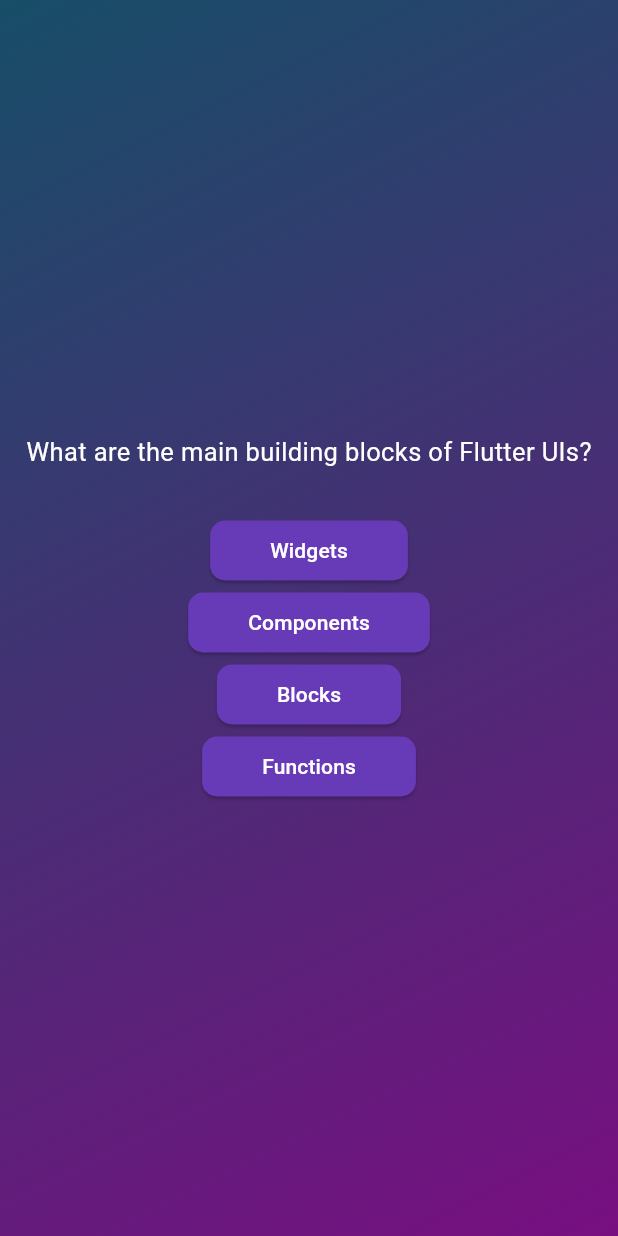
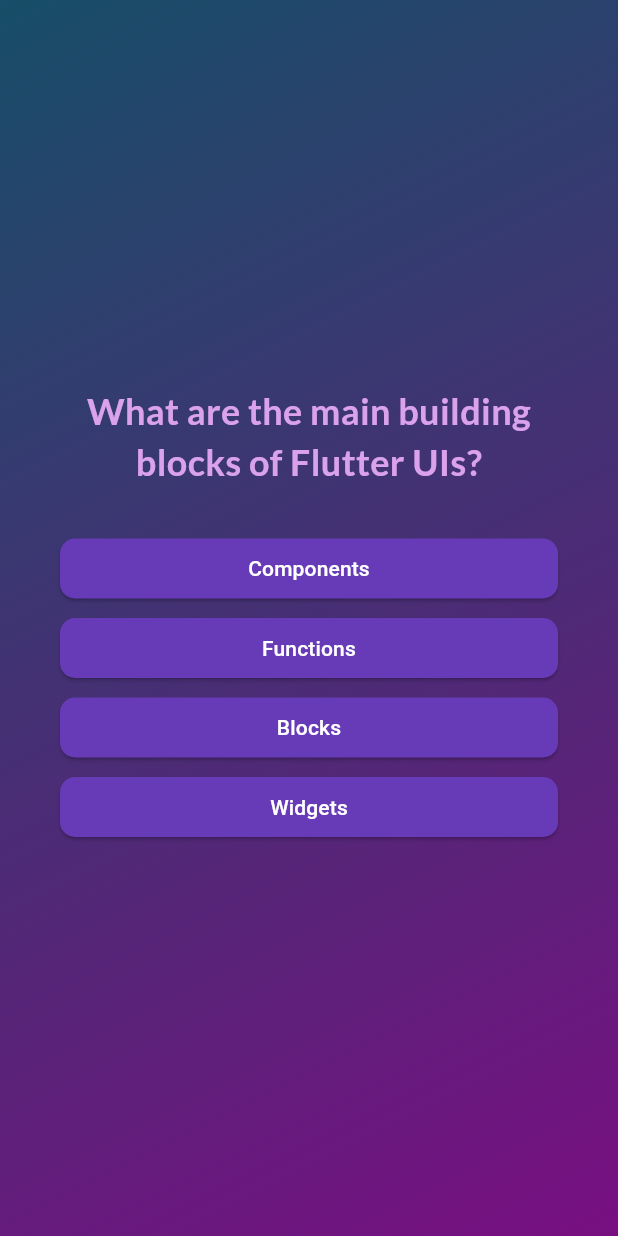
Before and after one commit to HarshaKy/quizz_app, a Flutter app: the screen it shows after launch, after a tap on "Start Quiz", on a phone screen of 412 x 824 dp. Run offline on Flutter 3.47's test engine with Material 3 defaults, Android fonts, the phone set to English and light mode, and no system bars; our stand-ins replace google_fonts.

Commit message:
render questions and answers dynamically and store selected answers

```diff
--- a/lib/answer_button.dart
+++ b/lib/answer_button.dart
@@ -12,7 +12,9 @@ class AnswerButton extends StatelessWidget {
 
   @override
   Widget build(context) {
-    return ElevatedButton(
+    return Container(
+      margin: const EdgeInsets.only(bottom: 5),
+      child: ElevatedButton(
         onPressed: onTap,
         style: ElevatedButton.styleFrom(
           padding: const EdgeInsets.symmetric(
@@ -25,7 +27,11 @@ class AnswerButton extends StatelessWidget {
             borderRadius: BorderRadius.circular(10),
           ),
         ),
-      child: Text(answerText),
+        child: Text(
+          answerText,
+          textAlign: TextAlign.center,
+        ),
+      ),
     );
   }
 }
--- a/lib/models/question_answers.dart
+++ b/lib/models/question_answers.dart
@@ -3,4 +3,10 @@ class QuestionAnswers {
 
   final String question;
   final List<String> answers;
+
+  List<String> shuffledAnswers() {
+    final shuffledList = List.of(answers);
+    shuffledList.shuffle();
+    return shuffledList;
+  }
 }
--- a/lib/questions.dart
+++ b/lib/questions.dart
@@ -1,48 +1,70 @@
 import 'package:flutter/material.dart';
 import 'package:quizz_app/answer_button.dart';
 import 'package:quizz_app/data/quiz_questions.dart';
+import 'package:google_fonts/google_fonts.dart';
 
 class Questions extends StatefulWidget {
-  const Questions(this.homeScreen, {super.key});
+  const Questions(this.addAnswer, {super.key});
 
-  final void Function(dynamic) homeScreen;
+  final void Function(String answer) addAnswer;
 
   @override
   State<StatefulWidget> createState() => _QuestionsState();
 }
 
 class _QuestionsState extends State<Questions> {
+  var currentQuestionIndex = 0;
+
+  void nextQuestion(String selectedAnswer) {
+    widget.addAnswer(selectedAnswer);
+
+    setState(() {
+      currentQuestionIndex++;
+    });
+  }
+
   @override
   Widget build(context) {
-    final currentQuestion = questions[0];
+    final currentQuestion = questions[currentQuestionIndex];
 
     return SizedBox(
       width: double.infinity,
       height: double.infinity,
+      child: Container(
+        margin: const EdgeInsets.only(
+          left: 40,
+          right: 40,
+        ),
         child: Column(
           mainAxisAlignment: MainAxisAlignment.center,
+          crossAxisAlignment: CrossAxisAlignment.stretch,
           mainAxisSize: MainAxisSize.min,
           children: [
             Text(
               currentQuestion.question,
-            style: const TextStyle(
-              color: Colors.white,
-              fontSize: 17,
+              style: GoogleFonts.lato(
+                color: const Color.fromARGB(255, 219, 162, 236),
+                fontSize: 24,
+                fontWeight: FontWeight.bold,
               ),
+              textAlign: TextAlign.center,
             ),
             const SizedBox(
               height: 30,
             ),
-          ...currentQuestion.answers.map(
+            ...currentQuestion.shuffledAnswers().map(
               (answer) {
                 return AnswerButton(
                   answerText: answer,
-                onTap: () {},
+                  onTap: () {
+                    nextQuestion(answer);
+                  },
                 );
               },
             ),
           ],
         ),
+      ),
     );
   }
 }
--- a/lib/quiz.dart
+++ b/lib/quiz.dart
@@ -13,19 +13,24 @@ class Quiz extends StatefulWidget {
 }
 
 class _QuizState extends State<Quiz> {
+  final List<String> selectedAnswers = [];
   var activeScreen = 'start_quiz';
 
-  void switchScreen(screen) {
+  void switchScreen(String screen) {
     setState(() {
       activeScreen = screen;
     });
+  }
+
+  void addAnswer(String answer) {
+    selectedAnswers.add(answer);
   }
 
   @override
   Widget build(BuildContext context) {
     var screenWidget = activeScreen == 'start_quiz'
         ? StartQuiz(switchScreen)
-        : Questions(switchScreen);
+        : Questions(addAnswer);
 
     return MaterialApp(
       home: Scaffold(
--- a/lib/start_quiz.dart
+++ b/lib/start_quiz.dart
@@ -1,10 +1,10 @@
 import 'package:flutter/material.dart';
-import 'package:quizz_app/styled_text.dart';
+import 'package:google_fonts/google_fonts.dart';
 
 class StartQuiz extends StatelessWidget {
   const StartQuiz(this.startQuiz, {super.key});
 
-  final void Function(dynamic) startQuiz;
+  final void Function(String) startQuiz;
 
   @override
   Widget build(context) {
@@ -27,10 +27,12 @@ class StartQuiz extends StatelessWidget {
           const SizedBox(
             height: 80,
           ),
-          const StyledText(
-            'Welcome to the quiz!',
-            30,
-            Color.fromARGB(255, 211, 209, 209),
+          Text(
+            'Welcome to the Quiz!',
+            style: GoogleFonts.lato(
+              color: Colors.white,
+              fontSize: 30,
+            ),
           ),
           const SizedBox(
             height: 30,
@@ -43,10 +45,12 @@ class StartQuiz extends StatelessWidget {
               Icons.play_arrow_rounded,
               color: Color.fromARGB(255, 211, 209, 209),
             ),
-            label: const StyledText(
+            label: Text(
               'Start Quiz',
-              14,
-              Color.fromARGB(255, 211, 209, 209),
+              style: GoogleFonts.lato(
+                color: Colors.white,
+                fontSize: 14,
+              ),
             ),
           ),
         ],
--- a/pubspec.yaml
+++ b/pubspec.yaml
@@ -35,6 +35,7 @@ dependencies:
   # The following adds the Cupertino Icons font to your application.
   # Use with the CupertinoIcons class for iOS style icons.
   cupertino_icons: ^1.0.8
+  google_fonts: ^6.2.1
 
 dev_dependencies:
   flutter_test:
```
Also changed, not shown: pubspec.lock, 1 other file. Lines whose indentation alone changed are shown as unchanged.
